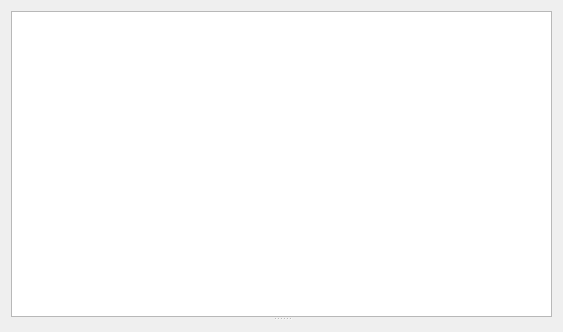
Qt form pages/pageappbalance.ui (vedderb/vesc_tool) before a commit.
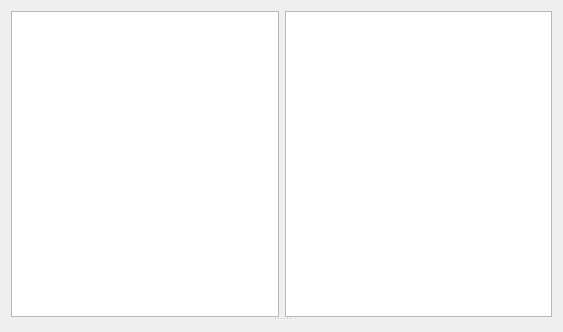
The same form after that commit. Custom widgets are drawn as their Qt base class.

Commit message: Add gyro tuning ability

```diff
--- a/pages/pageappbalance.ui
+++ b/pages/pageappbalance.ui
@@ -38,9 +38,12 @@
         <verstretch>0</verstretch>
        </sizepolicy>
       </property>
-      <layout class="QVBoxLayout" name="verticalLayout_2">
+      <layout class="QHBoxLayout" name="horizontalLayout">
        <item>
-        <widget class="ParamTable" name="generalTab"/>
+        <widget class="ParamTable" name="configPane"/>
+       </item>
+       <item>
+        <widget class="ParamTable" name="tunePane"/>
        </item>
       </layout>
      </widget>
```
The commit also changes 2 other files.
